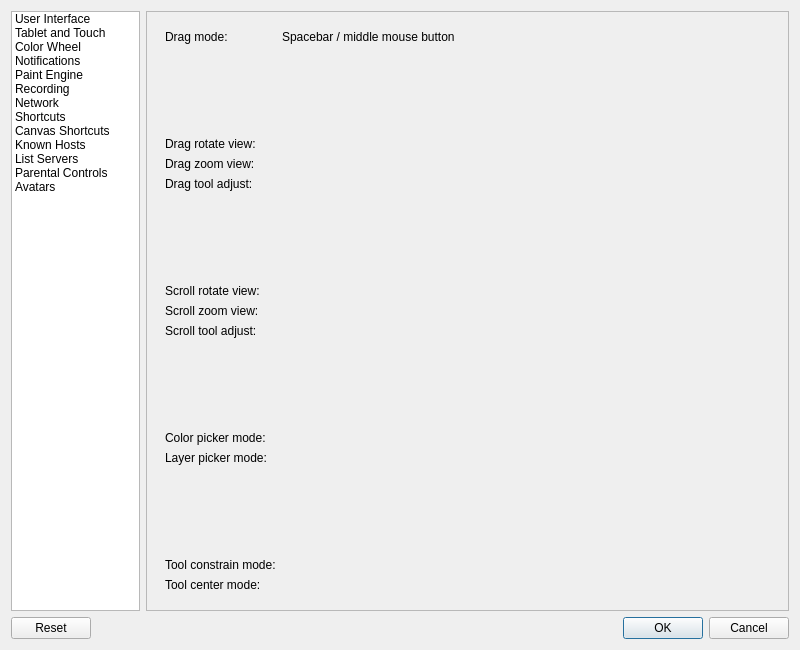
Old version of the form src/desktop/ui/settings.ui in the repository drawpile/Drawpile.
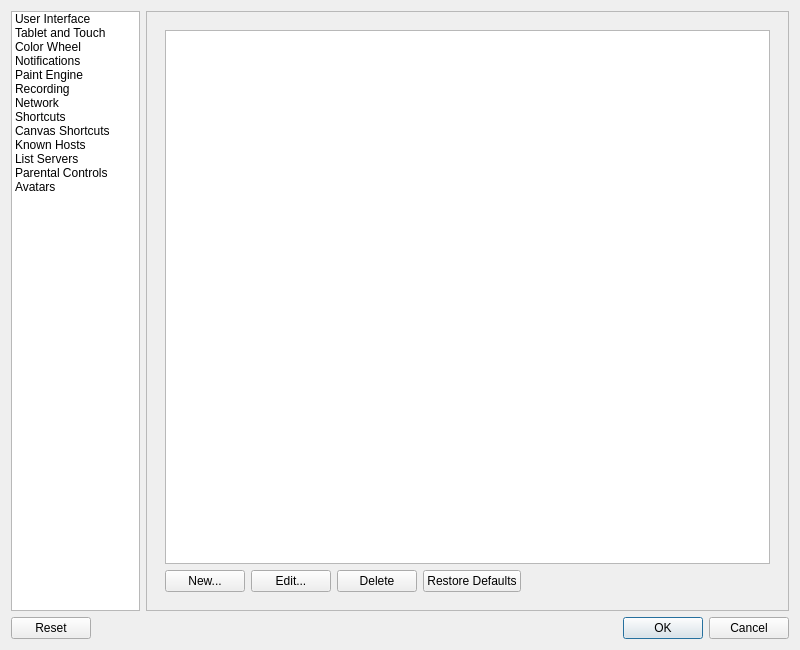
New version of the form. The open tabs and pages were chosen to show the change. Icons and pictures are not drawn. Custom widgets are drawn as their Qt base class.

Commit message: Rework canvas shortcuts

The edit to the form file:
```diff
--- a/src/desktop/ui/settings.ui
+++ b/src/desktop/ui/settings.ui
@@ -994,173 +994,65 @@
             </item>
            </layout>
           </widget>
-          <widget class="QWidget" name="page_4">
-           <layout class="QFormLayout" name="formLayout_4">
-            <item row="0" column="0">
-             <widget class="QLabel" name="label_8">
-              <property name="text">
-               <string>Drag mode:</string>
+          <widget class="QWidget" name="canvasShortcutsPage">
+           <layout class="QVBoxLayout" name="verticalLayout_5">
+            <item>
+             <widget class="QTableView" name="canvasShortcutsTable">
+              <property name="selectionMode">
+               <enum>QAbstractItemView::SingleSelection</enum>
               </property>
-             </widget>
-            </item>
-            <item row="0" column="1">
-             <widget class="QLabel" name="label_18">
-              <property name="text">
-               <string>Spacebar / middle mouse button</string>
+              <property name="selectionBehavior">
+               <enum>QAbstractItemView::SelectRows</enum>
               </property>
+              <attribute name="verticalHeaderVisible">
+               <bool>false</bool>
+              </attribute>
              </widget>
             </item>
-            <item row="2" column="0">
-             <widget class="QLabel" name="label_19">
+            <item>
+             <layout class="QHBoxLayout" name="canvasShortcutsButtonLayout">
+              <item>
+               <widget class="QPushButton" name="canvasShortcutsNewButton">
               <property name="text">
-               <string>Drag rotate view:</string>
+                 <string>New...</string>
               </property>
              </widget>
             </item>
-            <item row="2" column="1">
-             <widget class="widgets::ModifierKeys" name="dragRotateKeys" native="true"/>
-            </item>
-            <item row="4" column="0">
-             <widget class="QLabel" name="label_21">
+              <item>
+               <widget class="QPushButton" name="canvasShortcutsEditButton">
               <property name="text">
-               <string>Drag zoom view:</string>
+                 <string>Edit...</string>
               </property>
              </widget>
             </item>
-            <item row="4" column="1">
-             <widget class="widgets::ModifierKeys" name="dragZoomKeys" native="true"/>
-            </item>
-            <item row="6" column="0">
-             <widget class="QLabel" name="label_20">
+              <item>
+               <widget class="QPushButton" name="canvasShortcutsDeleteButton">
               <property name="text">
-               <string>Drag tool adjust:</string>
+                 <string>Delete</string>
               </property>
              </widget>
             </item>
-            <item row="6" column="1">
-             <widget class="widgets::ModifierKeys" name="dragQuickAdjustKeys" native="true"/>
-            </item>
-            <item row="9" column="0">
-             <widget class="QLabel" name="label_22">
+              <item>
+               <widget class="QPushButton" name="canvasShortcutsRestoreDefaultsButton">
               <property name="text">
-               <string>Scroll zoom view:</string>
+                 <string>Restore Defaults</string>
               </property>
              </widget>
             </item>
-            <item row="9" column="1">
-             <widget class="widgets::ModifierKeys" name="scrollZoomKeys" native="true"/>
-            </item>
-            <item row="11" column="0">
-             <widget class="QLabel" name="label_23">
-              <property name="text">
-               <string>Scroll tool adjust:</string>
-              </property>
-             </widget>
-            </item>
-            <item row="11" column="1">
-             <widget class="widgets::ModifierKeys" name="scrollQuickAdjustKeys" native="true"/>
-            </item>
-            <item row="13" column="0">
-             <widget class="QLabel" name="label_24">
-              <property name="text">
-               <string>Color picker mode:</string>
-              </property>
-             </widget>
-            </item>
-            <item row="13" column="1">
-             <widget class="widgets::ModifierKeys" name="colorPickKeys" native="true"/>
-            </item>
-            <item row="15" column="0">
-             <widget class="QLabel" name="label_25">
-              <property name="text">
-               <string>Layer picker mode:</string>
-              </property>
-             </widget>
-            </item>
-            <item row="15" column="1">
-             <widget class="widgets::ModifierKeys" name="layerPickKeys" native="true"/>
-            </item>
-            <item row="17" column="0">
-             <widget class="QLabel" name="label_26">
-              <property name="text">
-               <string>Tool constrain mode:</string>
-              </property>
-             </widget>
-            </item>
-            <item row="17" column="1">
-             <widget class="widgets::ModifierKeys" name="toolConstrain1Keys" native="true"/>
-            </item>
-            <item row="20" column="0">
-             <widget class="QLabel" name="label_27">
-              <property name="text">
-               <string>Tool center mode:</string>
-              </property>
-             </widget>
-            </item>
-            <item row="20" column="1">
-             <widget class="widgets::ModifierKeys" name="toolConstrain2Keys" native="true"/>
-            </item>
-            <item row="7" column="0">
-             <spacer name="verticalSpacer_4">
+              <item>
+               <spacer name="canvasShortcutsButtonSpacer">
               <property name="orientation">
-               <enum>Qt::Vertical</enum>
+                 <enum>Qt::Horizontal</enum>
               </property>
               <property name="sizeHint" stdset="0">
                <size>
-                <width>20</width>
-                <height>10</height>
+                  <width>40</width>
+                  <height>20</height>
                </size>
               </property>
              </spacer>
             </item>
-            <item row="12" column="0">
-             <spacer name="verticalSpacer_10">
-              <property name="orientation">
-               <enum>Qt::Vertical</enum>
-              </property>
-              <property name="sizeHint" stdset="0">
-               <size>
-                <width>20</width>
-                <height>10</height>
-               </size>
-              </property>
-             </spacer>
-            </item>
-            <item row="16" column="0">
-             <spacer name="verticalSpacer_11">
-              <property name="orientation">
-               <enum>Qt::Vertical</enum>
-              </property>
-              <property name="sizeHint" stdset="0">
-               <size>
-                <width>20</width>
-                <height>10</height>
-               </size>
-              </property>
-             </spacer>
-            </item>
-            <item row="1" column="0">
-             <spacer name="verticalSpacer_12">
-              <property name="orientation">
-               <enum>Qt::Vertical</enum>
-              </property>
-              <property name="sizeHint" stdset="0">
-               <size>
-                <width>20</width>
-                <height>10</height>
-               </size>
-              </property>
-             </spacer>
-            </item>
-            <item row="8" column="0">
-             <widget class="QLabel" name="label_28">
-              <property name="text">
-               <string>Scroll rotate view:</string>
-              </property>
-             </widget>
-            </item>
-            <item row="8" column="1">
-             <widget class="widgets::ModifierKeys" name="scrollRotateKeys" native="true"/>
+             </layout>
             </item>
            </layout>
           </widget>
@@ -1438,11 +1330,6 @@
   </layout>
  </widget>
  <customwidgets>
-  <customwidget>
-   <class>widgets::ModifierKeys</class>
-   <extends>QWidget</extends>
-   <header>widgets/modifierkeys.h</header>
-  </customwidget>
   <customwidget>
    <class>color_widgets::ColorWheel</class>
    <extends>QWidget</extends>
```
Left out of the diff: 8 changed lines with no effect on the pictures. Lines whose indentation alone changed are shown as unchanged. The commit also changes 20 other files.
